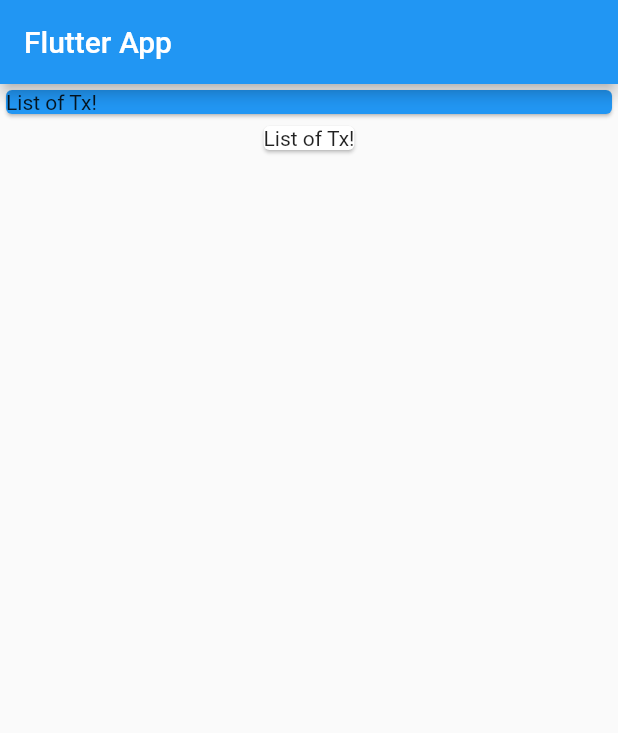
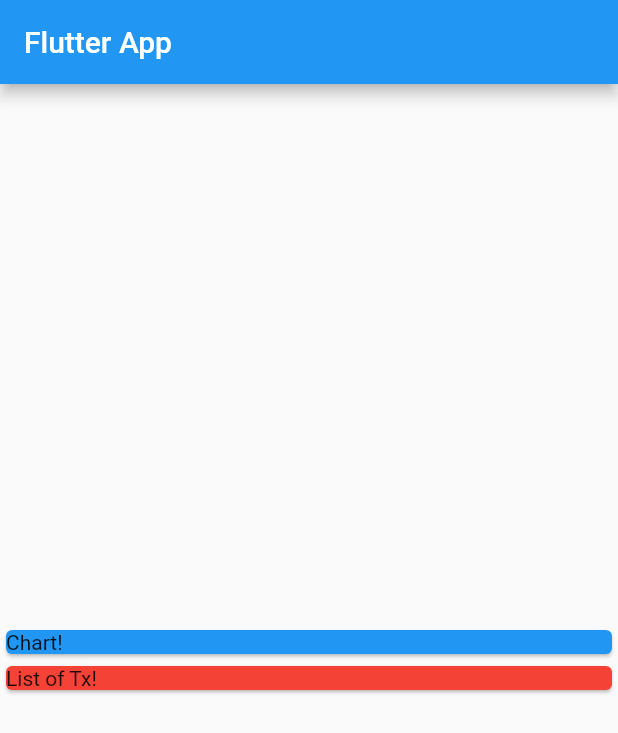
Before and after one commit to hamzzgab/Flutter-Course, a Flutter app: the screen it shows after launch, on a phone screen of 412 x 824 dp. Shown: the top 733 px of the screen. Run offline on Flutter 3.47's test engine with Material 2 defaults, Android fonts, the phone set to English and light mode, and no system bars.

Commit message:
Update main.dart

```diff
--- a/expense_app/lib/main.dart
+++ b/expense_app/lib/main.dart
@@ -20,24 +20,21 @@ class MyHomePage extends StatelessWidget {
         title: Text('Flutter App'),
       ),
       body: Column(
+        // mainAxisAlignment: , top to bottom (start center end) (spaceBetween spaceAround spaceEvenly)
+        mainAxisAlignment: MainAxisAlignment.center,
+
+        // crossAxisAlignment: ,left to right (start center end) (stretc)
+        crossAxisAlignment: CrossAxisAlignment.stretch,
         children: [
-          // Card(
-          //   color: Colors.blue,
-          //   child: Container(
-          //     width: double.infinity,
-          //     child: Text('CHART!'),
-          //   ),
-          //   elevation: 5,
-          // ),
-          // Can do it both ways
           Container(
             width: double.infinity,
             child: Card(
               color: Colors.blue,
-              child: Text('List of Tx!'),
+              child: Text('Chart!'),
             ),
           ),
           Card(
+            color: Colors.red,
             child: Text('List of Tx!'),
           ),
         ],
@@ -45,3 +42,7 @@ class MyHomePage extends StatelessWidget {
     );
   }
 }
+
+// Row
+// crossAxisAlignment: , top to bottom
+// mainAxisAlignment: , left to right
```
